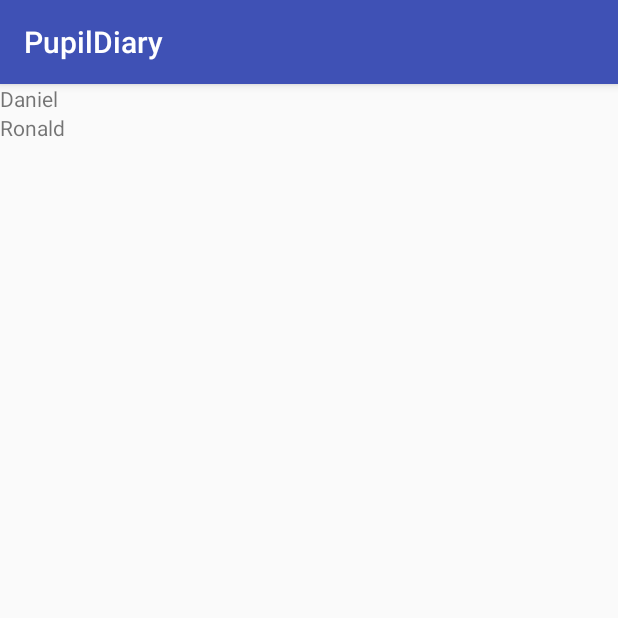
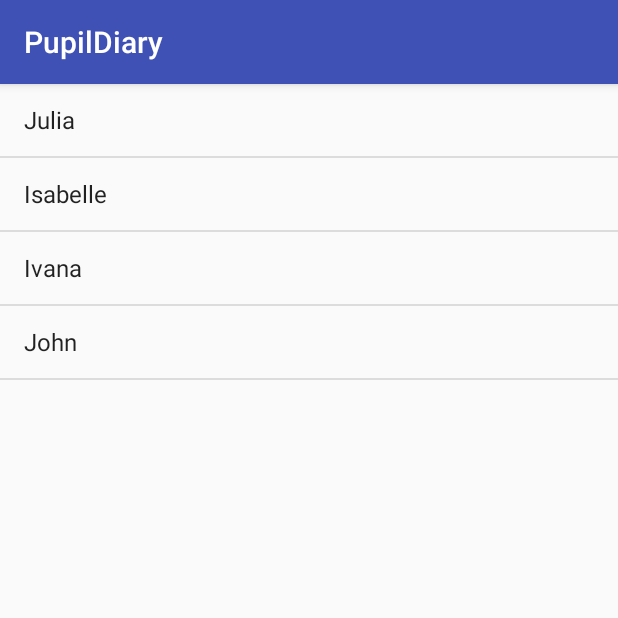
Before and after one commit to juliafealves/pupil-diary, an Android app: the screen it shows after launch (ListStudentsActivity), on a phone screen of 412 x 824 dp, the top half of it. Run offline under Robolectric (Android 15) with nearby library versions, the phone set to English and light mode, and no system bars.

Commit message:
Created a ListView replace textviews for to list students.

```diff
--- a/app/src/main/java/com/juliafealves/pupildiary/ListStudentsActivity.java
+++ b/app/src/main/java/com/juliafealves/pupildiary/ListStudentsActivity.java
@@ -2,6 +2,8 @@ package com.juliafealves.pupildiary;
 
 import android.support.v7.app.AppCompatActivity;
 import android.os.Bundle;
+import android.widget.ArrayAdapter;
+import android.widget.ListView;
 
 public class ListStudentsActivity extends AppCompatActivity {
 
@@ -9,5 +11,10 @@ public class ListStudentsActivity extends AppCompatActivity {
     protected void onCreate(Bundle savedInstanceState) {
         super.onCreate(savedInstanceState);
         setContentView(R.layout.activity_list_students);
+
+        String[] students = {"Julia", "Isabelle", "Ivana", "John"};
+        ListView lvStudents = findViewById(R.id.lvStudents);
+        ArrayAdapter adapter = new ArrayAdapter<String>(this, android.R.layout.simple_list_item_1, students);
+        lvStudents.setAdapter(adapter);
     }
 }
--- a/app/src/main/res/layout/activity_list_students.xml
+++ b/app/src/main/res/layout/activity_list_students.xml
@@ -4,12 +4,10 @@
     android:layout_width="match_parent"
     android:layout_height="match_parent"
     android:orientation="vertical">
-    <TextView
-        android:layout_width="wrap_content"
-        android:layout_height="wrap_content"
-        android:text="Daniel" />
-    <TextView
-        android:text="Ronald"
-        android:layout_width="wrap_content"
-        android:layout_height="wrap_content" />
+
+    <ListView
+        android:layout_width="match_parent"
+        android:layout_height="match_parent"
+        android:id="@+id/lvStudents" />
+
 </LinearLayout>
```
